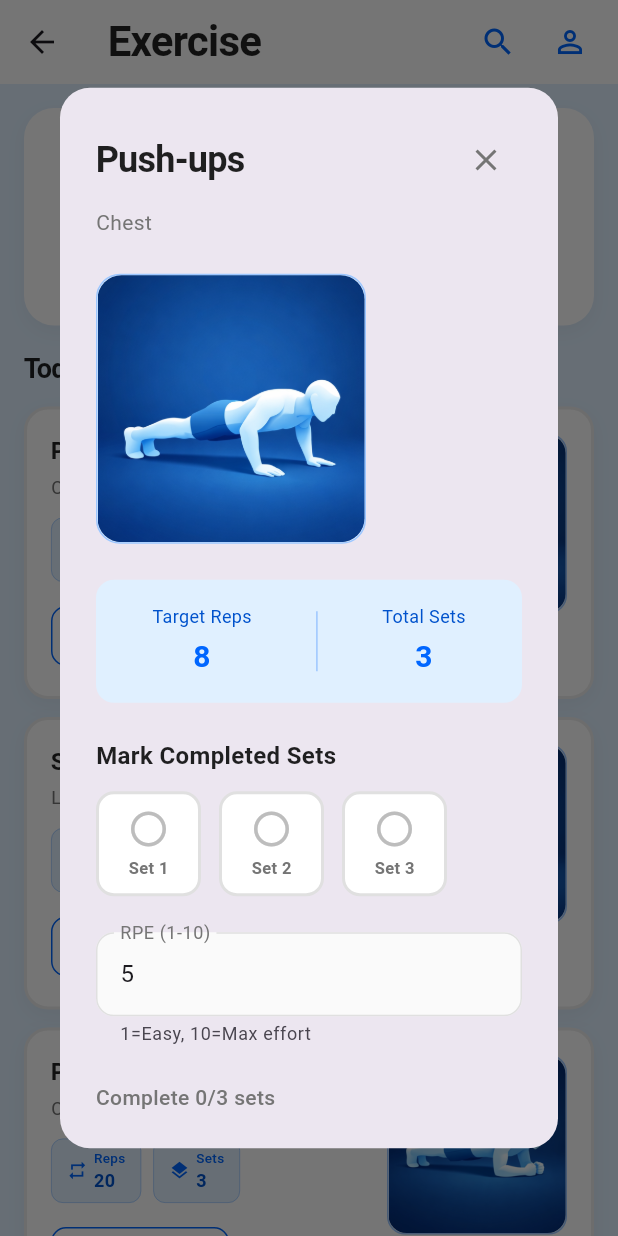
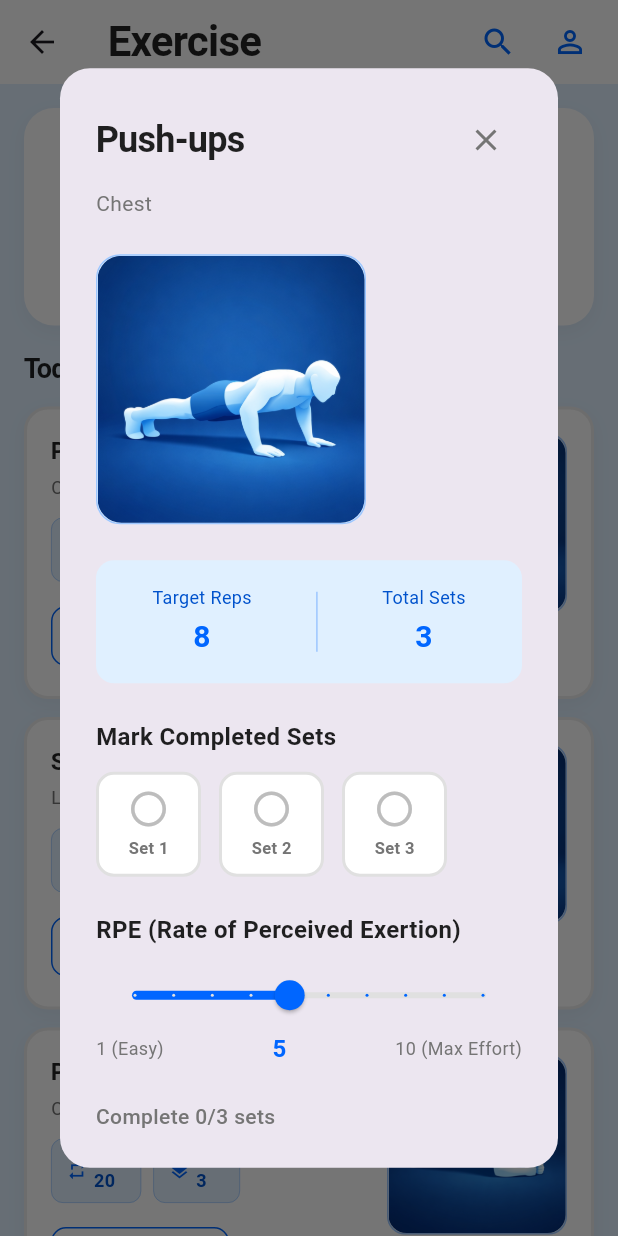
Before and after one commit to UGSNBandara/fitness-tracker, a Flutter app: the ExerciseScreen screen opened directly, after a tap on "Push-ups", on a phone screen of 412 x 824 dp. Run offline on Flutter 3.47's test engine with Material 3 defaults, Android fonts, the phone set to English and light mode, and no system bars; our stand-ins replace cloud_firestore, firebase_auth, firebase_core, youtube_player_flutter; accounts and stored records are empty.

Commit message:
added slidier

```diff
--- a/lib/screens/exercise_screen.dart
+++ b/lib/screens/exercise_screen.dart
@@ -411,7 +411,7 @@ class _ExerciseMarkingDialog extends StatefulWidget {
 
 class _ExerciseMarkingDialogState extends State<_ExerciseMarkingDialog> {
   late List<bool> _completedSets;
-  final _rpeController = TextEditingController(text: '5');
+  double _rpeValue = 5.0;
 
   @override
   void initState() {
@@ -421,7 +421,6 @@ class _ExerciseMarkingDialogState extends State<_ExerciseMarkingDialog> {
 
   @override
   void dispose() {
-    _rpeController.dispose();
     super.dispose();
   }
 
@@ -628,28 +627,41 @@ class _ExerciseMarkingDialogState extends State<_ExerciseMarkingDialog> {
               const SizedBox(height: 24),
 
               // RPE Input
-              TextField(
-                controller: _rpeController,
-                keyboardType: TextInputType.number,
-                decoration: InputDecoration(
-                  labelText: 'RPE (1-10)',
-                  labelStyle: TextStyle(color: Colors.grey.shade600),
-                  helperText: '1=Easy, 10=Max effort',
-                  filled: true,
-                  fillColor: Colors.grey.shade50,
-                  border: OutlineInputBorder(
-                    borderRadius: BorderRadius.circular(12),
-                    borderSide: BorderSide(color: Colors.grey.shade300),
+              Column(
+                crossAxisAlignment: CrossAxisAlignment.start,
+                children: [
+                  const Text(
+                    'RPE (Rate of Perceived Exertion)',
+                    style: TextStyle(
+                      fontSize: 16,
+                      fontWeight: FontWeight.bold,
+                      color: Colors.black87,
+                    ),
                   ),
-                  enabledBorder: OutlineInputBorder(
-                    borderRadius: BorderRadius.circular(12),
-                    borderSide: BorderSide(color: Colors.grey.shade300),
+                  const SizedBox(height: 8),
+                  Slider(
+                    value: _rpeValue,
+                    min: 1,
+                    max: 10,
+                    divisions: 9,
+                    label: _rpeValue.round().toString(),
+                    activeColor: primaryBlue,
+                    inactiveColor: Colors.grey.shade300,
+                    onChanged: (value) {
+                      setState(() {
+                        _rpeValue = value;
+                      });
+                    },
                   ),
-                  focusedBorder: OutlineInputBorder(
-                    borderRadius: BorderRadius.circular(12),
-                    borderSide: const BorderSide(color: primaryBlue, width: 2),
+                  Row(
+                    mainAxisAlignment: MainAxisAlignment.spaceBetween,
+                    children: [
+                      Text('1 (Easy)', style: TextStyle(color: Colors.grey.shade600, fontSize: 12)),
+                      Text('${_rpeValue.round()}', style: TextStyle(color: primaryBlue, fontSize: 16, fontWeight: FontWeight.bold)),
+                      Text('10 (Max Effort)', style: TextStyle(color: Colors.grey.shade600, fontSize: 12)),
+                    ],
                   ),
-                ),
+                ],
               ),
               const SizedBox(height: 24),
 
@@ -659,12 +671,12 @@ class _ExerciseMarkingDialogState extends State<_ExerciseMarkingDialog> {
                   width: double.infinity,
                   child: ElevatedButton.icon(
                     onPressed: () {
-                      final rpe = int.tryParse(_rpeController.text) ?? 5;
+                      final rpe = _rpeValue.round();
                       widget.provider.completeExerciseWithLog(
                         exerciseId: ex.exerciseId,
                         dayIndex: widget.dayIndex,
                         repsDone: ex.targetReps * ex.targetSets,
-                        rpe: rpe.clamp(1, 10),
+                        rpe: rpe,
                       );
 
                       Navigator.of(context).pop();
```
